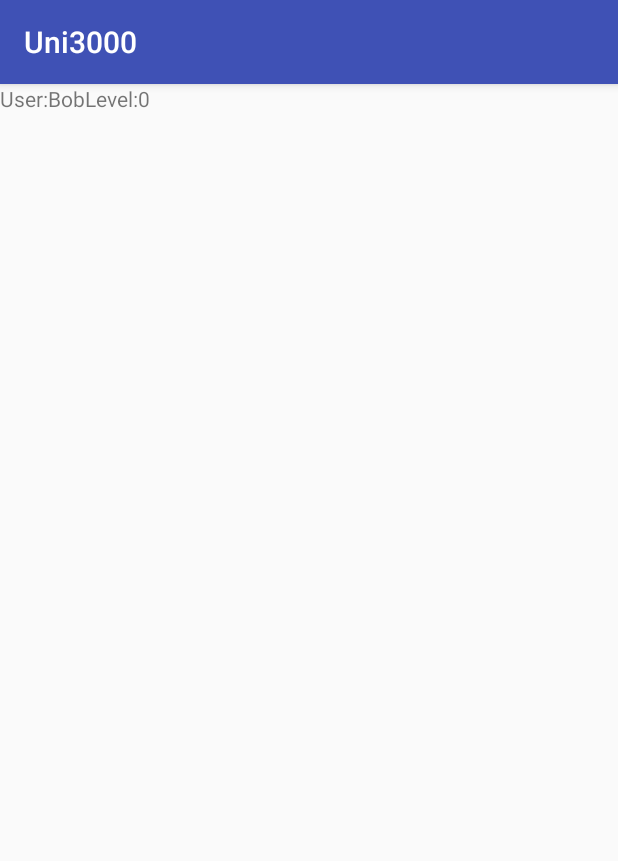
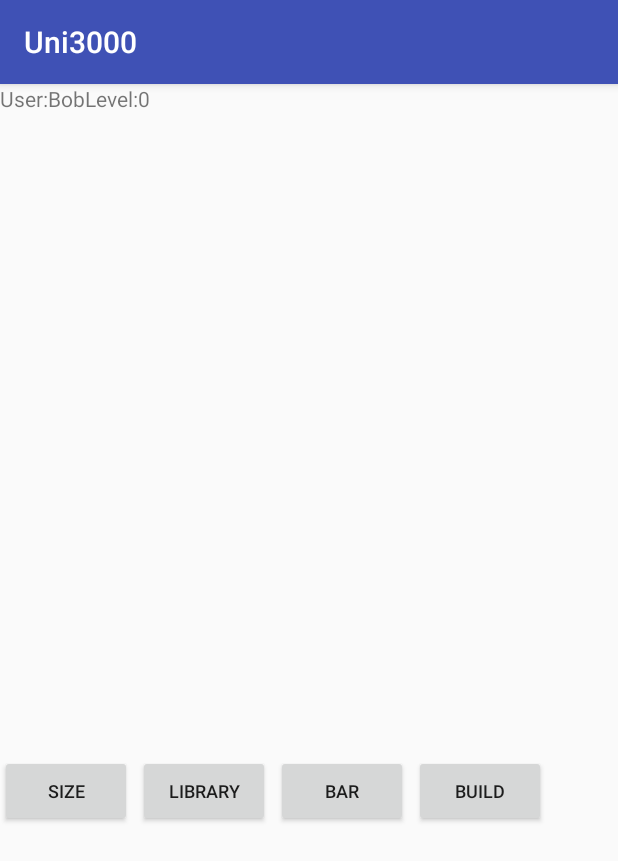
Before and after one commit to Kyarie/Uni3000, an Android app: the screen it shows after launch (HomeActivity), on a phone screen of 412 x 824 dp. Shown: the top 861 px of the screen. Run offline under Robolectric (Android 15) with nearby library versions, the phone set to English and light mode, and no system bars; our stand-ins replace Dagger/Hilt's generated code; libraries missing offline, so code that uses them is left out: com.readystatesoftware.sqliteasset; 4 statements that could not run were skipped.

Commit message:
attached navigation tab to homeactivity

```diff
--- a/app/build.gradle
+++ b/app/build.gradle
@@ -37,8 +37,8 @@ dependencies {
     compile 'com.android.support:support-v4:26.+'
     compile 'com.google.dagger:dagger:2.11'
     compile 'com.google.dagger:dagger-android-support:2.11'
+    compile 'com.readystatesoftware.sqliteasset:sqliteassethelper:+'
     testCompile 'junit:junit:4.12'
     annotationProcessor 'com.google.dagger:dagger-compiler:2.11'
     annotationProcessor 'com.google.dagger:dagger-android-processor:2.11'
-    compile 'com.readystatesoftware.sqliteasset:sqliteassethelper:+'
 }
--- a/app/src/main/java/com/uni3000/uni3000/view/home/FragmentProvider.java
+++ b/app/src/main/java/com/uni3000/uni3000/view/home/FragmentProvider.java
@@ -2,6 +2,9 @@ package com.uni3000.uni3000.view.home;
 
 import dagger.Module;
 import dagger.android.ContributesAndroidInjector;
+
+import com.uni3000.uni3000.view.navigation_tab.NavigationTabFragment;
+import com.uni3000.uni3000.view.navigation_tab.NavigationTabModule;
 import com.uni3000.uni3000.view.user_header.UserHeaderFragment;
 import com.uni3000.uni3000.view.user_header.UserHeaderModule;
 
@@ -10,4 +13,7 @@ public abstract class FragmentProvider {
 
     @ContributesAndroidInjector(modules = UserHeaderModule.class)
     abstract UserHeaderFragment provideUserHeaderFragmentFactory();
+
+    @ContributesAndroidInjector(modules = NavigationTabModule.class)
+    abstract NavigationTabFragment provideNavigationTabFragmentFactory();
 }
--- a/app/src/main/java/com/uni3000/uni3000/view/home/HomeActivity.java
+++ b/app/src/main/java/com/uni3000/uni3000/view/home/HomeActivity.java
@@ -11,6 +11,7 @@ import dagger.android.AndroidInjector;
 import dagger.android.DispatchingAndroidInjector;
 import dagger.android.support.HasSupportFragmentInjector;
 import com.uni3000.uni3000.R;
+import com.uni3000.uni3000.view.navigation_tab.NavigationTabFragment;
 import com.uni3000.uni3000.view.user_header.UserHeaderFragment;
 
 public class HomeActivity extends AppCompatActivity implements HasSupportFragmentInjector {
@@ -28,6 +29,7 @@ public class HomeActivity extends AppCompatActivity implements HasSupportFragmen
             getSupportFragmentManager()
                     .beginTransaction()
                     .add(R.id.container, UserHeaderFragment.newInstance())
+                    .add(R.id.container, NavigationTabFragment.newInstance())
                     .commitAllowingStateLoss();
     }
 
--- /dev/null
+++ b/app/src/main/java/com/uni3000/uni3000/view/navigation_tab/NavigationTabFragment.java
@@ -0,0 +1,89 @@
+package com.uni3000.uni3000.view.navigation_tab;
+
+import android.content.Context;
+import android.net.Uri;
+import android.os.Bundle;
+import android.support.v4.app.Fragment;
+import android.view.LayoutInflater;
+import android.view.View;
+import android.view.ViewGroup;
+
+import com.uni3000.uni3000.R;
+
+import dagger.android.support.AndroidSupportInjection;
+
+/**
+ * A simple {@link Fragment} subclass.
+ * Activities that contain this fragment must implement the
+ * {@link NavigationTabFragment.OnFragmentInteractionListener} interface
+ * to handle interaction events.
+ * Use the {@link NavigationTabFragment#newInstance} factory method to
+ * create an instance of this fragment.
+ */
+public class NavigationTabFragment extends Fragment {
+
+    private OnFragmentInteractionListener mListener;
+
+    public NavigationTabFragment() {
+        // Required empty public constructor
+    }
+
+    public static NavigationTabFragment newInstance() {
+        NavigationTabFragment fragment = new NavigationTabFragment();
+        Bundle args = new Bundle();
+        fragment.setArguments(args);
+        return fragment;
+    }
+
+    @Override
+    public void onCreate(Bundle savedInstanceState) {
+        super.onCreate(savedInstanceState);
+    }
+
+    @Override
+    public View onCreateView(LayoutInflater inflater, ViewGroup container,
+                             Bundle savedInstanceState) {
+        // Inflate the layout for this fragment
+        return inflater.inflate(R.layout.fragment_navigation_tab, container, false);
+    }
+
+    // TODO: Rename method, update argument and hook method into UI event
+    public void onButtonPressed(Uri uri) {
+        if (mListener != null) {
+            mListener.onFragmentInteraction(uri);
+        }
+    }
+
+    @Override
+    public void onAttach(Context context) {
+        AndroidSupportInjection.inject(this);
+        super.onAttach(context);
+        /*if (context instanceof OnFragmentInteractionListener) {
+            mListener = (OnFragmentInteractionListener) context;
+        } else {
+            throw new RuntimeException(context.toString()
+                    + " must implement OnFragmentInteractionListener");
+        }*/
+    }
+
+    @Override
+    public void onDetach() {
+        super.onDetach();
+        mListener = null;
+    }
+
+    /**
+     * This interface must be implemented by activities that contain this
+     * fragment to allow an interaction in this fragment to be communicated
+     * to the activity and potentially other fragments contained in that
+     * activity.
+     * <p>
+     * See the Android Training lesson <a href=
+     * "http://developer.android.com/training/basics/fragments/communicating.html"
+     * >Communicating with Other Fragments</a> for more information.
+     */
+    public interface OnFragmentInteractionListener {
+        // TODO: Update argument type and name
+        void onFragmentInteraction(Uri uri);
+    }
+}
--- /dev/null
+++ b/app/src/main/java/com/uni3000/uni3000/view/navigation_tab/NavigationTabModule.java
@@ -0,0 +1,14 @@
+package com.uni3000.uni3000.view.navigation_tab;
+
+import dagger.Module;
+import dagger.Binds;
+import dagger.Provides;
+import com.uni3000.uni3000.controller.UserController;
+
+/**
+ * Created by vivianwong on 8/23/17.
+ */
+
+@Module
+public class NavigationTabModule {
+}
--- a/app/src/main/res/layout/fragment_navigation_tab.xml
+++ b/app/src/main/res/layout/fragment_navigation_tab.xml
@@ -1,4 +1,9 @@
-<?xml version="1.0" encoding="utf-8"?>
+<FrameLayout xmlns:android="http://schemas.android.com/apk/res/android"
+    xmlns:tools="http://schemas.android.com/tools"
+    android:layout_width="match_parent"
+    android:layout_height="match_parent"
+    tools:context="com.uni3000.uni3000.view.user_header.UserHeaderFragment">
+
     <LinearLayout
         xmlns:android="http://schemas.android.com/apk/res/android"
         android:layout_width="fill_parent"
@@ -70,3 +75,5 @@
         </LinearLayout>
 
     </LinearLayout>
+
+</FrameLayout>
--- a/app/src/main/res/values/strings.xml
+++ b/app/src/main/res/values/strings.xml
@@ -8,4 +8,7 @@
     <string name="university_name">Uni Name </string>
     <string name="money">Money: </string>
     <string name="ranking">Ranking: </string>
+
+    <!-- TODO: Remove or change this placeholder text -->
+    <string name="hello_blank_fragment">Hello blank fragment</string>
 </resources>
```
Lines whose indentation alone changed are shown as unchanged.
